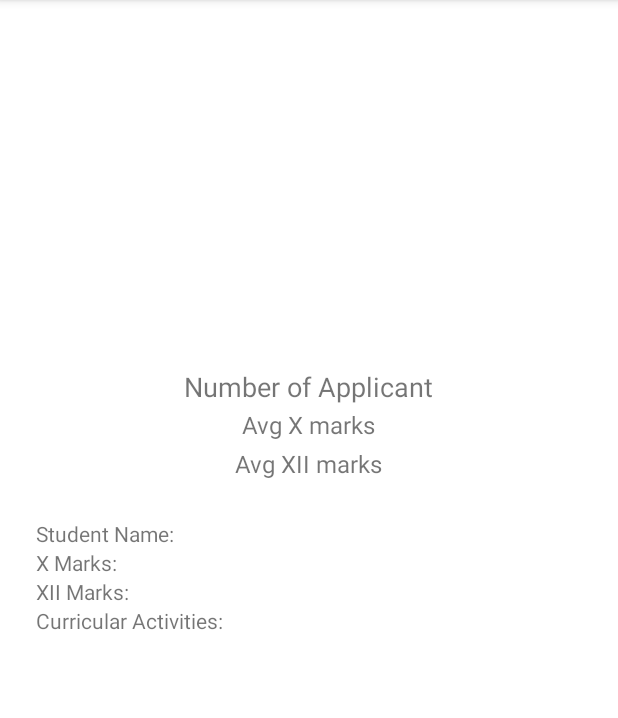
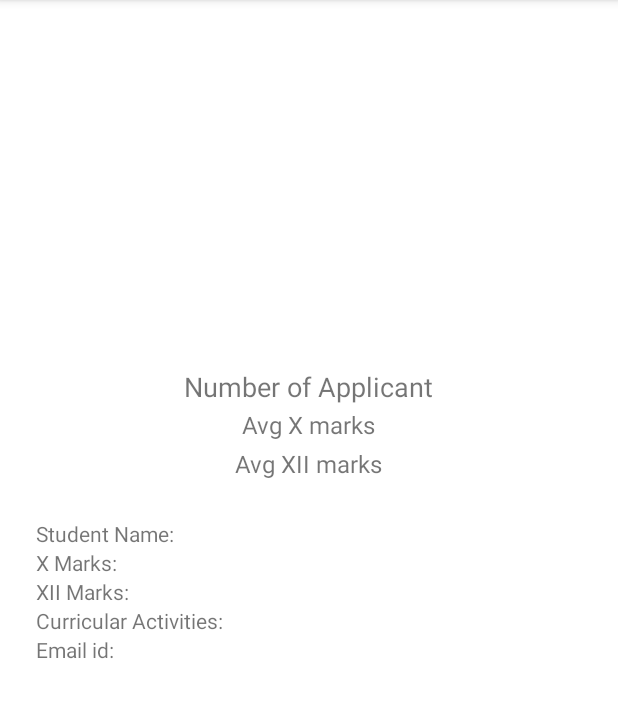
Before and after one commit to RohanDebnath/Pandas-Integration, an Android app: the screen it shows after launch (MainActivity), on a phone screen of 412 x 824 dp, the part 84-802 px from its top. Run offline under Robolectric (Android 15) with nearby library versions, the phone set to English and light mode, and no system bars; libraries missing offline, so code that uses them is left out: com.chaquo.python; 15 statements that could not run were skipped.

Commit message:
email implemented

```diff
--- a/app/src/main/java/com/example/pandasintegration/MyAdapter.java
+++ b/app/src/main/java/com/example/pandasintegration/MyAdapter.java
@@ -36,6 +36,7 @@ public class MyAdapter extends RecyclerView.Adapter<MyAdapter.ViewHolder> {
         holder.textViewXMarks.setText("X Marks: " + details[1]);
         holder.textViewXIIMarks.setText("XII Marks: " + details[2]);
         holder.textViewCurricularActivities.setText("Curricular Activities: " + details[3]);
+        holder.email.setText("Email id: " + details[4]);
     }
 
     @Override
@@ -48,6 +49,7 @@ public class MyAdapter extends RecyclerView.Adapter<MyAdapter.ViewHolder> {
         TextView textViewXMarks;
         TextView textViewXIIMarks;
         TextView textViewCurricularActivities;
+        TextView email;
         OnItemClickListener onItemClickListener;
 
         public ViewHolder(@NonNull View itemView, OnItemClickListener onItemClickListener) {
@@ -58,6 +60,7 @@ public class MyAdapter extends RecyclerView.Adapter<MyAdapter.ViewHolder> {
             textViewXMarks = itemView.findViewById(R.id.textViewXMarks);
             textViewXIIMarks = itemView.findViewById(R.id.textViewXIIMarks);
             textViewCurricularActivities = itemView.findViewById(R.id.textViewCurricularActivities);
+            email = itemView.findViewById(R.id.emailID);
         }
 
         @Override
--- a/app/src/main/res/layout/list_item.xml
+++ b/app/src/main/res/layout/list_item.xml
@@ -28,5 +28,10 @@
         android:layout_width="wrap_content"
         android:layout_height="wrap_content"
         android:text="Curricular Activities: " />
+    <TextView
+        android:id="@+id/emailID"
+        android:layout_width="wrap_content"
+        android:layout_height="wrap_content"
+        android:text="Email id: " />
 
 </LinearLayout>
```
